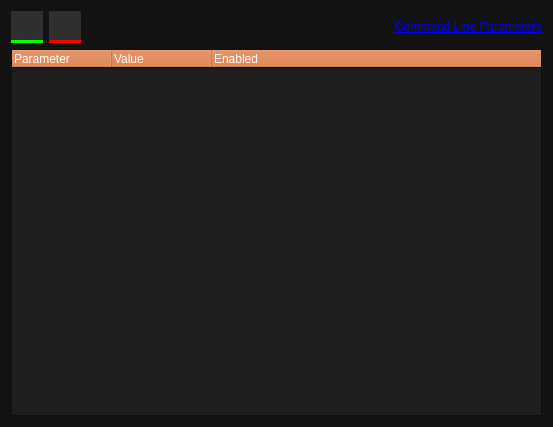
First picture: the form in ui/additionalparametersdialog.ui, repository metootem/TF2-Dedicated-Server-Manager, before the edit.
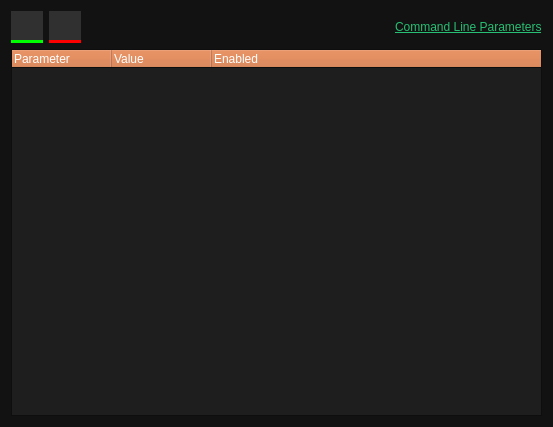
Second picture: the form after the edit. Icons and pictures are not drawn.

Commit message: Added App Info "About" Window Added "Advanced" drop down to main server properties Fix SteamCMD window always returning "No disk space available" Lifted restriction of spaces in directories

Patch:
```diff
--- a/ui/additionalparametersdialog.ui
+++ b/ui/additionalparametersdialog.ui
@@ -1380,7 +1380,7 @@
         <string notr="true"/>
        </property>
        <property name="text">
-        <string>&lt;a href=&quot;https://developer.valvesoftware.com/wiki/Command_line_options#Source_Dedicated_Server&quot;&gt;Command Line Parameters&lt;/a&gt;</string>
+        <string>&lt;html&gt;&lt;head/&gt;&lt;body&gt;&lt;p&gt;&lt;a href=&quot;https://developer.valvesoftware.com/wiki/Command_line_options#Source_Dedicated_Server&quot;&gt;&lt;span style=&quot; text-decoration: underline; color:#27bf73;&quot;&gt;Command Line Parameters&lt;/span&gt;&lt;/a&gt;&lt;/p&gt;&lt;/body&gt;&lt;/html&gt;</string>
        </property>
        <property name="textFormat">
         <enum>Qt::TextFormat::RichText</enum>
```
The commit also changes 16 other files.
